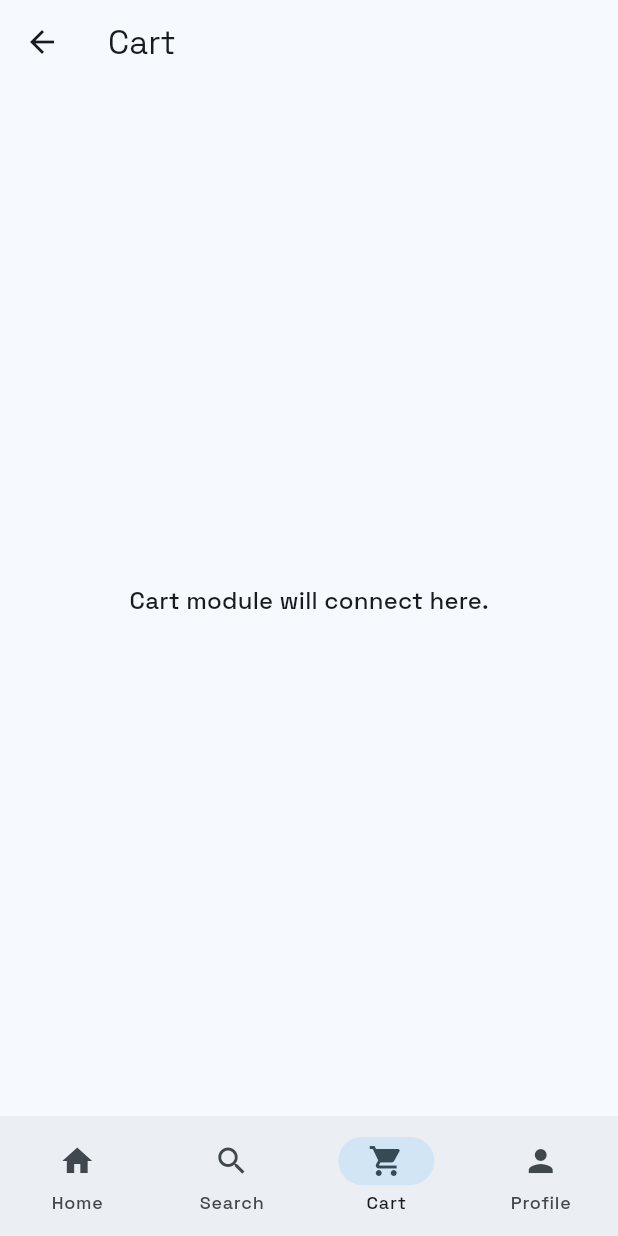
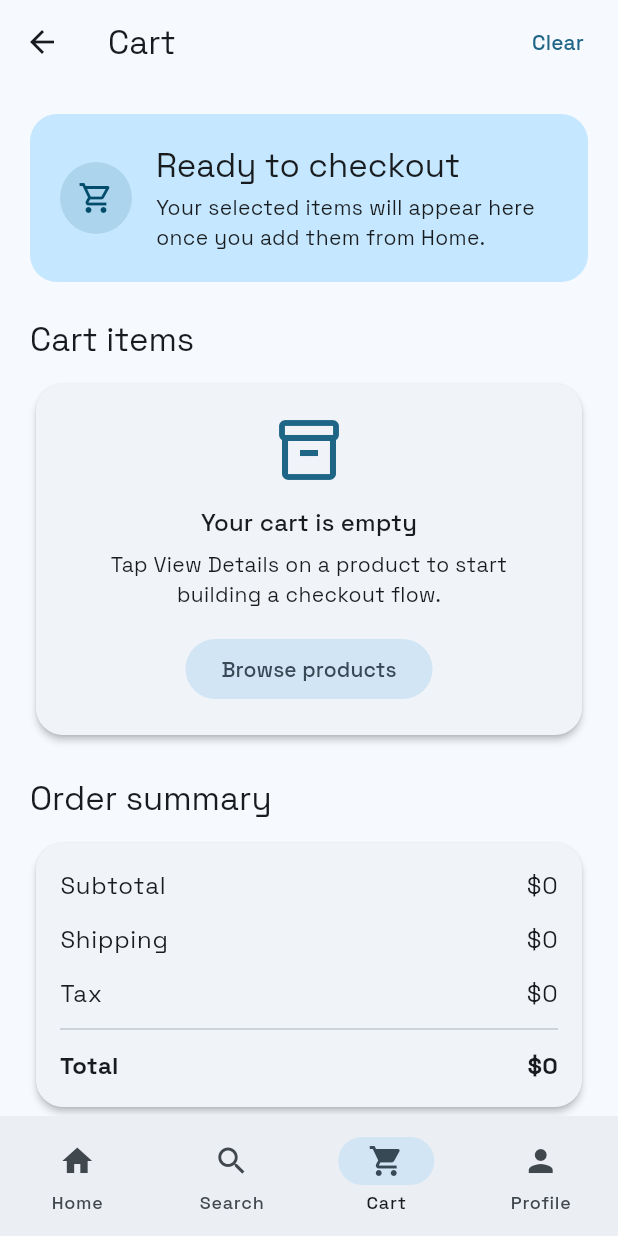
Before and after one commit to Ascendant-7/computology, a Flutter app: the HomeRootScreen screen opened by its route, item 3 of the bottom bar chosen, on a phone screen of 412 x 824 dp. Run offline on Flutter 3.47's test engine with Material 3 defaults, Android fonts, the phone set to English and light mode, and no system bars; our stand-ins replace carousel_slider, google_fonts, shared_preferences; accounts and stored records are empty; network calls fail.

Commit message:
feat: cart page

```diff
--- a/lib/screens/home/cart_placeholder_screen.dart
+++ /dev/null
@@ -1,18 +0,0 @@
-import 'package:flutter/material.dart';
-
-class CartPlaceholderScreen extends StatelessWidget {
-  const CartPlaceholderScreen({super.key});
-
-  @override
-  Widget build(BuildContext context) {
-    return Scaffold(
-      appBar: AppBar(title: const Text('Cart')),
-      body: Center(
-        child: Text(
-          'Cart module will connect here.',
-          style: Theme.of(context).textTheme.titleMedium,
-        ),
-      ),
-    );
-  }
-}
--- /dev/null
+++ b/lib/screens/home/cart_screen.dart
@@ -0,0 +1,176 @@
+import 'package:flutter/material.dart';
+
+import '../../utils/app_constants.dart';
+import '../../widgets/primary_button.dart';
+import '../../widgets/section_header.dart';
+
+class CartScreen extends StatelessWidget {
+  const CartScreen({
+    super.key,
+    required this.onBrowseProducts,
+    required this.onContinueShopping,
+  });
+
+  final VoidCallback onBrowseProducts;
+  final VoidCallback onContinueShopping;
+
+  @override
+  Widget build(BuildContext context) {
+    final colorScheme = Theme.of(context).colorScheme;
+
+    return Scaffold(
+      appBar: AppBar(
+        title: const Text('Cart'),
+        actions: [
+          TextButton(
+            onPressed: () {},
+            child: const Text('Clear'),
+          ),
+          const SizedBox(width: 8),
+        ],
+      ),
+      body: SingleChildScrollView(
+        padding: const EdgeInsets.all(AppConstants.pagePadding),
+        child: Column(
+          crossAxisAlignment: CrossAxisAlignment.start,
+          children: [
+            Container(
+              width: double.infinity,
+              padding: const EdgeInsets.all(20),
+              decoration: BoxDecoration(
+                color: colorScheme.primaryContainer,
+                borderRadius: BorderRadius.circular(AppConstants.cardRadius),
+              ),
+              child: Row(
+                children: [
+                  CircleAvatar(
+                    radius: 24,
+                    backgroundColor: colorScheme.onPrimaryContainer.withValues(alpha: 0.12),
+                    child: Icon(
+                      Icons.shopping_cart_outlined,
+                      color: colorScheme.onPrimaryContainer,
+                    ),
+                  ),
+                  const SizedBox(width: 16),
+                  Expanded(
+                    child: Column(
+                      crossAxisAlignment: CrossAxisAlignment.start,
+                      children: [
+                        Text(
+                          'Ready to checkout',
+                          style: Theme.of(context).textTheme.titleLarge,
+                        ),
+                        const SizedBox(height: 4),
+                        Text(
+                          'Your selected items will appear here once you add them from Home.',
+                          style: Theme.of(context).textTheme.bodyMedium,
+                        ),
+                      ],
+                    ),
+                  ),
+                ],
+              ),
+            ),
+            const SizedBox(height: 24),
+            const SectionHeader(title: 'Cart items'),
+            const SizedBox(height: 12),
+            Card(
+              child: Padding(
+                padding: const EdgeInsets.all(20),
+                child: Column(
+                  children: [
+                    Icon(
+                      Icons.inventory_2_outlined,
+                      size: 48,
+                      color: colorScheme.primary,
+                    ),
+                    const SizedBox(height: 12),
+                    Text(
+                      'Your cart is empty',
+                      style: Theme.of(context).textTheme.titleMedium,
+                    ),
+                    const SizedBox(height: 6),
+                    Text(
+                      'Tap View Details on a product to start building a checkout flow.',
+                      textAlign: TextAlign.center,
+                      style: Theme.of(context).textTheme.bodyMedium,
+                    ),
+                    const SizedBox(height: 16),
+                    FilledButton.tonal(
+                      onPressed: onBrowseProducts,
+                      child: const Text('Browse products'),
+                    ),
+                  ],
+                ),
+              ),
+            ),
+            const SizedBox(height: 24),
+            const SectionHeader(title: 'Order summary'),
+            const SizedBox(height: 12),
+            Card(
+              child: Padding(
+                padding: const EdgeInsets.all(16),
+                child: Column(
+                  children: [
+                    _SummaryRow(label: 'Subtotal', value: '\$0'),
+                    const SizedBox(height: 12),
+                    _SummaryRow(label: 'Shipping', value: '\$0'),
+                    const SizedBox(height: 12),
+                    _SummaryRow(label: 'Tax', value: '\$0'),
+                    const Divider(height: 24),
+                    _SummaryRow(
+                      label: 'Total',
+                      value: '\$0',
+                      isEmphasized: true,
+                    ),
+                  ],
+                ),
+              ),
+            ),
+            const SizedBox(height: 24),
+            PrimaryButton(
+              label: 'Proceed to Checkout',
+              onPressed: null,
+            ),
+            const SizedBox(height: 12),
+            Center(
+              child: TextButton(
+                onPressed: onContinueShopping,
+                child: const Text('Continue shopping'),
+              ),
+            ),
+          ],
+        ),
+      ),
+    );
+  }
+}
+
+class _SummaryRow extends StatelessWidget {
+  const _SummaryRow({
+    required this.label,
+    required this.value,
+    this.isEmphasized = false,
+  });
+
+  final String label;
+  final String value;
+  final bool isEmphasized;
+
+  @override
+  Widget build(BuildContext context) {
+    final textStyle = isEmphasized
+        ? Theme.of(context).textTheme.titleMedium?.copyWith(
+              fontWeight: FontWeight.w700,
+            )
+        : Theme.of(context).textTheme.bodyLarge;
+
+    return Row(
+      mainAxisAlignment: MainAxisAlignment.spaceBetween,
+      children: [
+        Text(label, style: textStyle),
+        Text(value, style: textStyle),
+      ],
+    );
+  }
+}
--- a/lib/screens/home/home_root_screen.dart
+++ b/lib/screens/home/home_root_screen.dart
@@ -1,8 +1,8 @@
 import 'package:flutter/material.dart';
 
-import 'cart_placeholder_screen.dart';
 import 'home_screen.dart';
 import 'search_placeholder_screen.dart';
+import 'cart_screen.dart';
 import '../profile/profile_screen.dart';
 
 class HomeRootScreen extends StatefulWidget {
@@ -15,17 +15,26 @@ class HomeRootScreen extends StatefulWidget {
 class _HomeRootScreenState extends State<HomeRootScreen> {
   int _currentIndex = 0;
 
-  final List<Widget> _screens = const [
-    HomeScreen(),
-    SearchPlaceholderScreen(),
-    CartPlaceholderScreen(),
-    ProfileScreen(),
-  ];
+  void _goToHomeTab() {
+    setState(() {
+      _currentIndex = 0;
+    });
+  }
 
   @override
   Widget build(BuildContext context) {
+    final screens = [
+      const HomeScreen(),
+      const SearchPlaceholderScreen(),
+      CartScreen(
+        onBrowseProducts: _goToHomeTab,
+        onContinueShopping: _goToHomeTab,
+      ),
+      const ProfileScreen(),
+    ];
+
     return Scaffold(
-      body: _screens[_currentIndex],
+      body: screens[_currentIndex],
       bottomNavigationBar: NavigationBar(
         selectedIndex: _currentIndex,
         onDestinationSelected: (index) {
```
Also changed, not shown: 1 other file.
